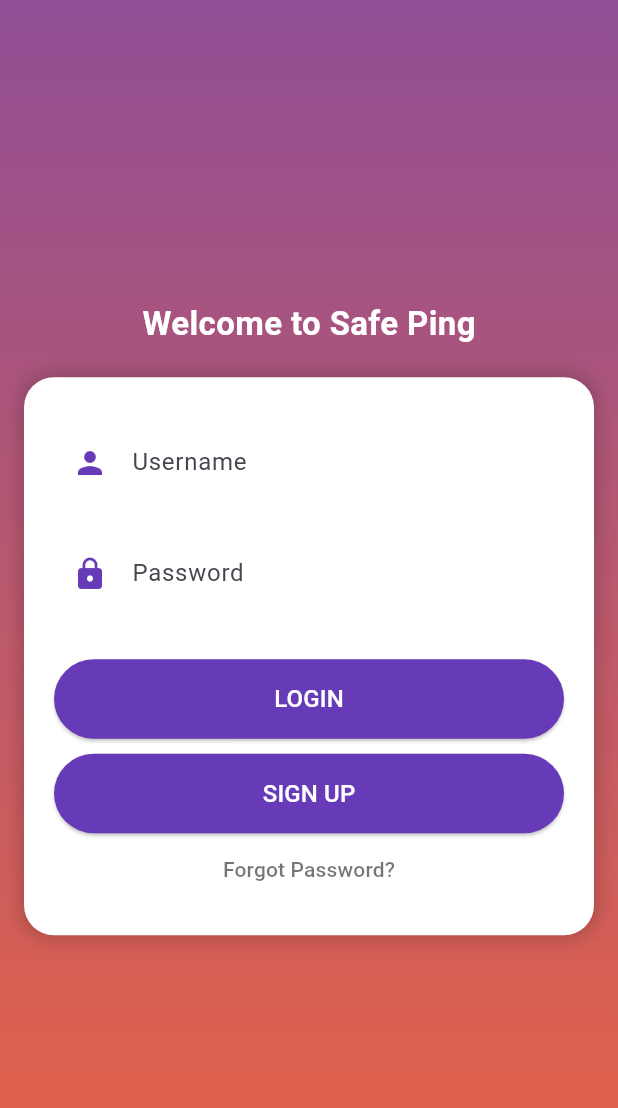
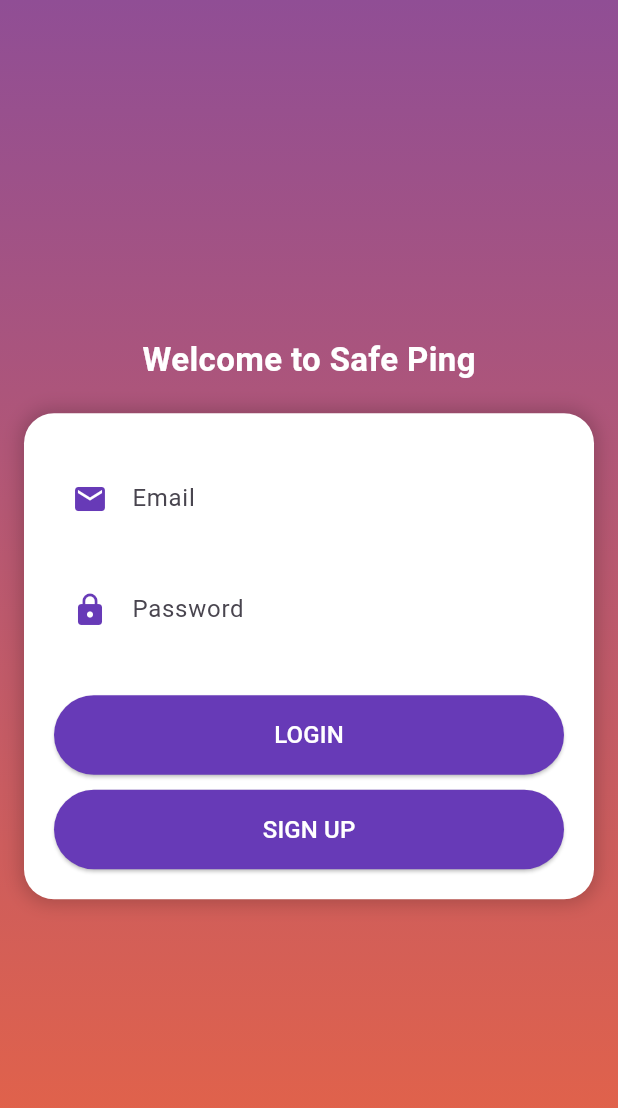
Before and after one commit to Dabe0221/safeping, a Flutter app: the screen it shows after launch, on a phone screen of 412 x 824 dp. Shown: the top 1108 px of the screen. Run offline on Flutter 3.47's test engine with Material 3 defaults, Android fonts, the phone set to English and light mode, and no system bars; our stand-ins replace flutter_map, geolocator, image_picker, latlong2, shared_preferences; missing offline and left inert: flutter_map_cancellable_tile_provider.

```diff
--- a/lib/screens/login_screen.dart
+++ b/lib/screens/login_screen.dart
@@ -1,4 +1,7 @@
+import 'dart:convert';
 import 'package:flutter/material.dart';
+import 'package:http/http.dart' as http;
+import 'package:shared_preferences/shared_preferences.dart';
 import 'function_screen.dart';
 import 'signup_screen.dart';
 import '../widgets/custom_text_field.dart';
@@ -11,25 +14,57 @@ class LoginScreen extends StatefulWidget {
   _LoginScreenState createState() => _LoginScreenState();
 }
 
-class _LoginScreenState extends State<LoginScreen> with SingleTickerProviderStateMixin {
-  final TextEditingController _usernameController = TextEditingController();
+class _LoginScreenState extends State<LoginScreen> {
+  final TextEditingController _emailController = TextEditingController();
   final TextEditingController _passwordController = TextEditingController();
+  bool _isLoading = false;
 
-  bool _isAnimating = false;
-  double _opacity = 0;
-  double _scale = 0.8;
+  Future<void> _login() async {
+    String email = _emailController.text.trim();
+    String password = _passwordController.text.trim();
 
-  @override
-  void initState() {
-    super.initState();
+    if (email.isEmpty || password.isEmpty) {
+      ScaffoldMessenger.of(context).showSnackBar(
+        const SnackBar(content: Text("Please enter both email and password")),
+      );
+      return;
+    }
 
-    Future.delayed(const Duration(milliseconds: 300), () {
-      setState(() {
-        _isAnimating = true;
-        _opacity = 1;
-        _scale = 1;
-      });
-    });
+    setState(() => _isLoading = true);
+
+    try {
+      var response = await http.post(
+        Uri.parse("https://autolink.fun/api/login.php"),
+        headers: {"Content-Type": "application/json"},
+        body: jsonEncode({"email": email, "password": password}),
+      );
+
+      var responseData = jsonDecode(response.body);
+      if (responseData["status"] == "success") {
+        SharedPreferences prefs = await SharedPreferences.getInstance();
+        await prefs.setString("user_id", responseData["user"]["id"].toString());
+        await prefs.setString("user_email", responseData["user"]["email"]);
+        await prefs.setString("user_first_name", responseData["user"]["first_name"]);
+
+        ScaffoldMessenger.of(context).showSnackBar(
+          const SnackBar(content: Text("Login Successful")),
+        );
+        Navigator.pushReplacement(
+          context,
+          MaterialPageRoute(builder: (context) => const FunctionScreen()),
+        );
+      } else {
+        ScaffoldMessenger.of(context).showSnackBar(
+          SnackBar(content: Text(responseData["message"])),
+        );
+      }
+    } catch (e) {
+      ScaffoldMessenger.of(context).showSnackBar(
+        const SnackBar(content: Text("Network error, please try again")),
+      );
+    }
+
+    setState(() => _isLoading = false);
   }
 
   @override
@@ -51,82 +86,10 @@ class _LoginScreenState extends State<LoginScreen> with SingleTickerProviderStat
               children: [
                 const Text(
                   "Welcome to Safe Ping",
-                  style: TextStyle(
-                    color: Colors.white,
-                    fontSize: 22,
-                    fontWeight: FontWeight.bold,
-                  ),
+                  style: TextStyle(color: Colors.white, fontSize: 22, fontWeight: FontWeight.bold),
                 ),
                 const SizedBox(height: 20),
-                AnimatedOpacity(
-                  duration: const Duration(milliseconds: 700),
-                  opacity: _opacity,
-                  child: AnimatedScale(
-                    duration: const Duration(milliseconds: 500),
-                    curve: Curves.easeOutBack,
-                    scale: _scale,
-                    child: AnimatedContainer(
-                      duration: const Duration(milliseconds: 700),
-                      curve: Curves.easeInOut,
-                      padding: const EdgeInsets.all(20),
-                      decoration: BoxDecoration(
-                        color: Colors.white,
-                        borderRadius: BorderRadius.circular(_isAnimating ? 20 : 0),
-                        boxShadow: [
-                          BoxShadow(
-                            color: Colors.black.withOpacity(0.2),
-                            blurRadius: 10,
-                            spreadRadius: 2,
-                          ),
-                        ],
-                      ),
-                      child: Column(
-                        children: [
-                          CustomTextField(
-                            label: "Username",
-                            icon: Icons.person,
-                            controller: _usernameController,
-                          ),
-                          CustomTextField(
-                            label: "Password",
-                            isPassword: true,
-                            icon: Icons.lock,
-                            controller: _passwordController,
-                          ),
-                          const SizedBox(height: 20),
-                          CustomButton(
-                            text: "LOGIN",
-                            onPressed: () {
-                              Navigator.pushReplacement(
-                                context,
-                                MaterialPageRoute(builder: (context) => const FunctionScreen()),
-                              );
-                            },
-                          ),
-                          const SizedBox(height: 10),
-                          CustomButton(
-                            text: "SIGN UP",
-                            onPressed: () {
-                              Navigator.push(
-                                context,
-                                MaterialPageRoute(builder: (context) => const SignupScreen()),
-                              );
-                            },
-                          ),
-                          TextButton(
-                            onPressed: () {
-                              // Forgot password functionality can be added here
-                            },
-                            child: const Text(
-                              "Forgot Password?",
-                              style: TextStyle(color: Colors.black54),
-                            ),
-                          ),
-                        ],
-                      ),
-                    ),
-                  ),
-                ),
+                _buildLoginForm(),
               ],
             ),
           ),
@@ -135,9 +98,35 @@ class _LoginScreenState extends State<LoginScreen> with SingleTickerProviderStat
     );
   }
 
+  Widget _buildLoginForm() {
+    return Container(
+      padding: const EdgeInsets.all(20),
+      decoration: BoxDecoration(
+        color: Colors.white,
+        borderRadius: BorderRadius.circular(20),
+        boxShadow: [BoxShadow(color: Colors.black.withOpacity(0.2), blurRadius: 10, spreadRadius: 2)],
+      ),
+      child: Column(
+        children: [
+          CustomTextField(label: "Email", icon: Icons.email, controller: _emailController),
+          CustomTextField(label: "Password", isPassword: true, icon: Icons.lock, controller: _passwordController),
+          const SizedBox(height: 20),
+          _isLoading
+              ? const CircularProgressIndicator()
+              : CustomButton(text: "LOGIN", onPressed: _login),
+          const SizedBox(height: 10),
+          CustomButton(
+            text: "SIGN UP",
+            onPressed: () => Navigator.push(context, MaterialPageRoute(builder: (context) => const SignupScreen())),
+          ),
+        ],
+      ),
+    );
+  }
+
   @override
   void dispose() {
-    _usernameController.dispose();
+    _emailController.dispose();
     _passwordController.dispose();
     super.dispose();
   }
--- a/pubspec.yaml
+++ b/pubspec.yaml
@@ -26,6 +26,7 @@ dependencies:
   image: ^4.1.3
   flutter_map_cancellable_tile_provider: ^3.1.0
   geolocator_web: ^4.1.2
+  shared_preferences: ^2.2.2
 
 dev_dependencies:
   flutter_test:
```
Also changed, not shown: lib/screens/drawer_screen.dart (+41 -11 lines), lib/screens/function_screen.dart (+164 -78 lines), pubspec.lock.
